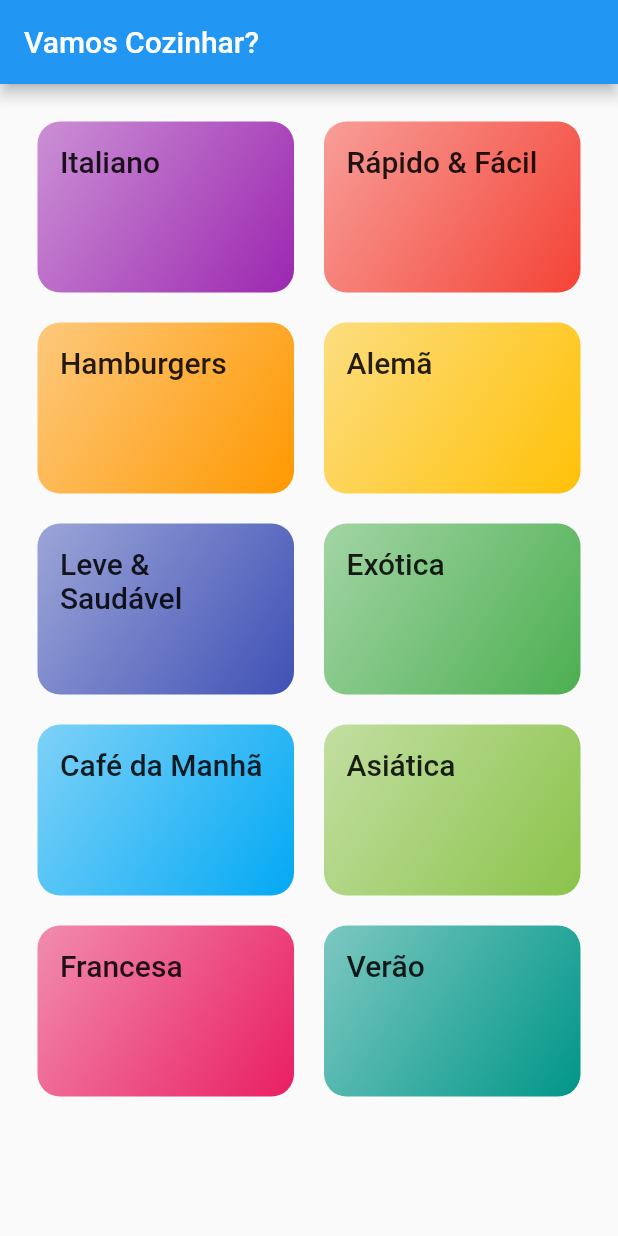
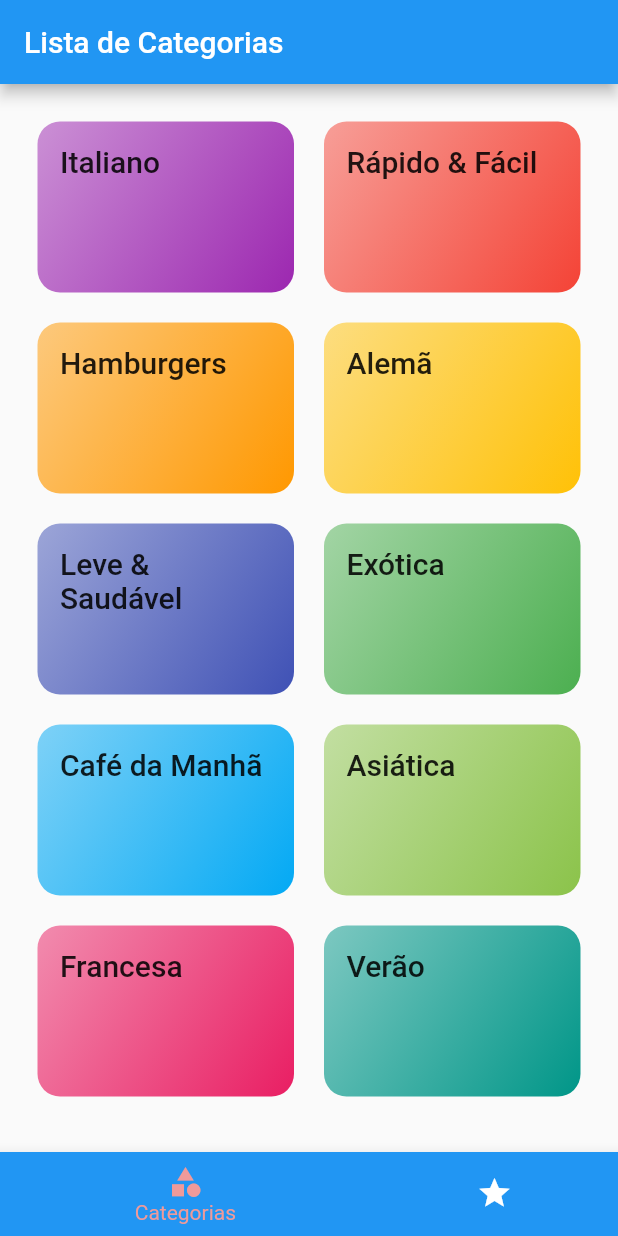
Before and after one commit to jsaintz/meals, a Flutter app: the screen it shows after launch, on a phone screen of 412 x 824 dp. Run offline on Flutter 3.47's test engine with Material 2 defaults, Android fonts, the phone set to English and light mode, and no system bars; Roboto replaces fonts that are missing (Raleway, RobotCondensed).

Commit message:
Create Favotire_screen  and Create Bottombar

```diff
--- a/lib/components/category_item.dart
+++ b/lib/components/category_item.dart
@@ -17,11 +17,11 @@ class CategoryItem extends StatelessWidget {
   @override
   Widget build(BuildContext context) {
     return InkWell(
+      onTap: () => _selectCategory(context),
+      splashColor: Theme.of(context).primaryColor,
       borderRadius: BorderRadius.circular(15),
-      splashColor: Theme.of(context).primaryColor,
-      onTap: () => _selectCategory(context),
       child: Container(
-        padding: EdgeInsets.all(15),
+        padding: const EdgeInsets.all(15),
         child: Text(
           category.title,
           style: Theme.of(context).textTheme.headline6,
--- a/lib/main.dart
+++ b/lib/main.dart
@@ -2,8 +2,8 @@ import 'dart:ui';
 
 import 'package:flutter/material.dart';
 import 'package:meals/screens/categories_meals_screen.dart';
-import 'package:meals/screens/categories_screen.dart';
 import 'package:meals/screens/meal_detail_screen.dart';
+import 'package:meals/screens/tabs_screen.dart';
 import 'package:meals/utils/app_routes.dart';
 
 void main() => runApp(MyApp());
@@ -26,7 +26,7 @@ class MyApp extends StatelessWidget {
             )),
       ),
       routes: {
-        AppRoutes.HOME: (ctx) => CategoriesScreen(),
+        AppRoutes.HOME: (ctx) => TabsScreen(),
         AppRoutes.CATEGORIES_MEALS: (ctx) => CategoriesMealsScreen(),
         AppRoutes.MEAL_DETAIL: (ctx) => MealDetailScreen(),
       },
--- a/lib/screens/categories_screen.dart
+++ b/lib/screens/categories_screen.dart
@@ -5,11 +5,7 @@ import 'package:meals/data/dummy_data.dart';
 class CategoriesScreen extends StatelessWidget {
   @override
   Widget build(BuildContext context) {
-    return Scaffold(
-      appBar: AppBar(
-        title: Text('Vamos Cozinhar?'),
-      ),
-      body: GridView(
+    return GridView(
       padding: EdgeInsets.all(25),
       gridDelegate: SliverGridDelegateWithMaxCrossAxisExtent(
         maxCrossAxisExtent: 200,
@@ -20,7 +16,6 @@ class CategoriesScreen extends StatelessWidget {
       children: DUMMY_CATEGORIES.map((cat) {
         return CategoryItem(cat);
       }).toList(),
-      ),
     );
   }
 }
--- /dev/null
+++ b/lib/screens/tabs_screen.dart
@@ -0,0 +1,53 @@
+import 'package:flutter/material.dart';
+import 'package:meals/screens/favorite_screen.dart';
+
+import 'categories_screen.dart';
+
+class TabsScreen extends StatefulWidget {
+  @override
+  _TabsScreenState createState() => _TabsScreenState();
+}
+
+class _TabsScreenState extends State<TabsScreen> {
+  int _selectedScreenIndex = 0;
+  final List<Map<String, Object>> _screens = [
+    {'title': 'Lista de Categorias', 'screen': CategoriesScreen()},
+    {'title': 'Meus Favoritos', 'screen': FavoriteScreen()},
+  ];
+
+  _selectScreen(int index) {
+    setState(() {
+      _selectedScreenIndex = index;
+    });
+  }
+
+  @override
+  Widget build(BuildContext context) {
+    return Scaffold(
+      appBar: AppBar(
+        title: Text(_screens[_selectedScreenIndex]['title']),
+      ),
+      body: _screens[_selectedScreenIndex]['screen'],
+      bottomNavigationBar: BottomNavigationBar(
+        onTap: _selectScreen,
+        backgroundColor: Theme.of(context).primaryColor,
+        unselectedItemColor: Colors.white,
+        selectedItemColor: Colors.red[200],
+        currentIndex: _selectedScreenIndex,
+        type: BottomNavigationBarType.shifting,
+        items: [
+          BottomNavigationBarItem(
+            backgroundColor: Theme.of(context).primaryColor,
+            icon: Icon(Icons.category),
+            label: 'Categorias',
+          ),
+          BottomNavigationBarItem(
+            backgroundColor: Theme.of(context).primaryColor,
+            icon: Icon(Icons.star),
+            label: 'Favoritos',
+          ),
+        ],
+      ),
+    );
+  }
+}
```
Also changed, not shown: lib/screens/favorite_screen.dart (added, +10 -0 lines), lib/screens/meal_detail_screen.dart (+50 -18 lines). Lines whose indentation alone changed are shown as unchanged.
